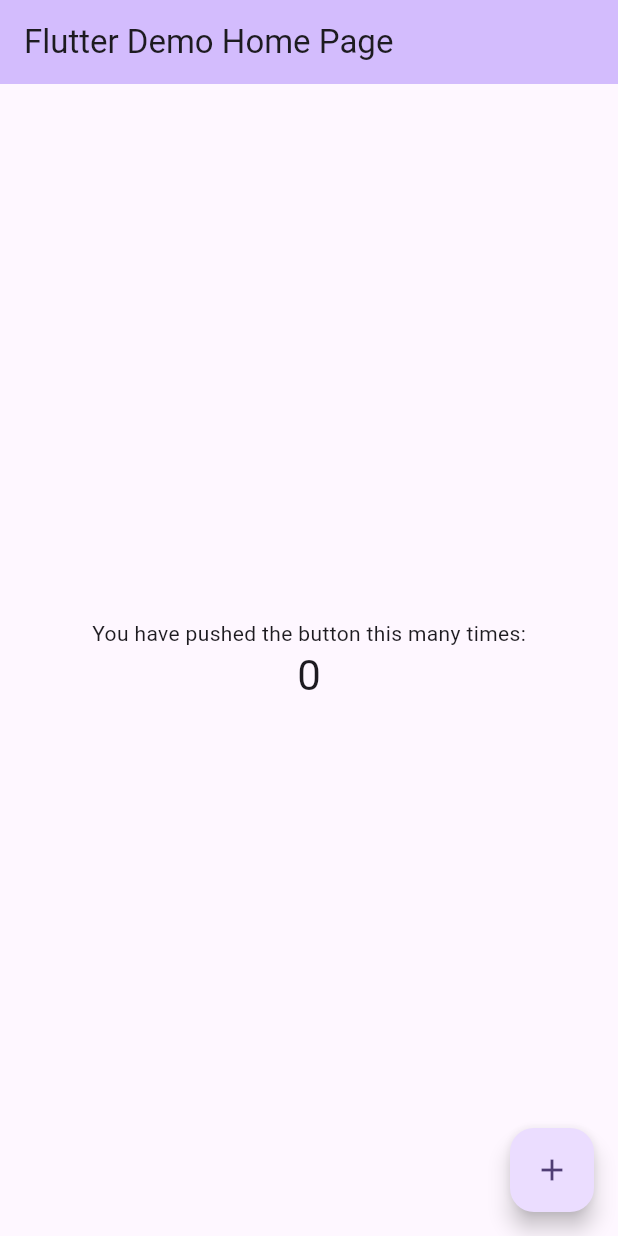
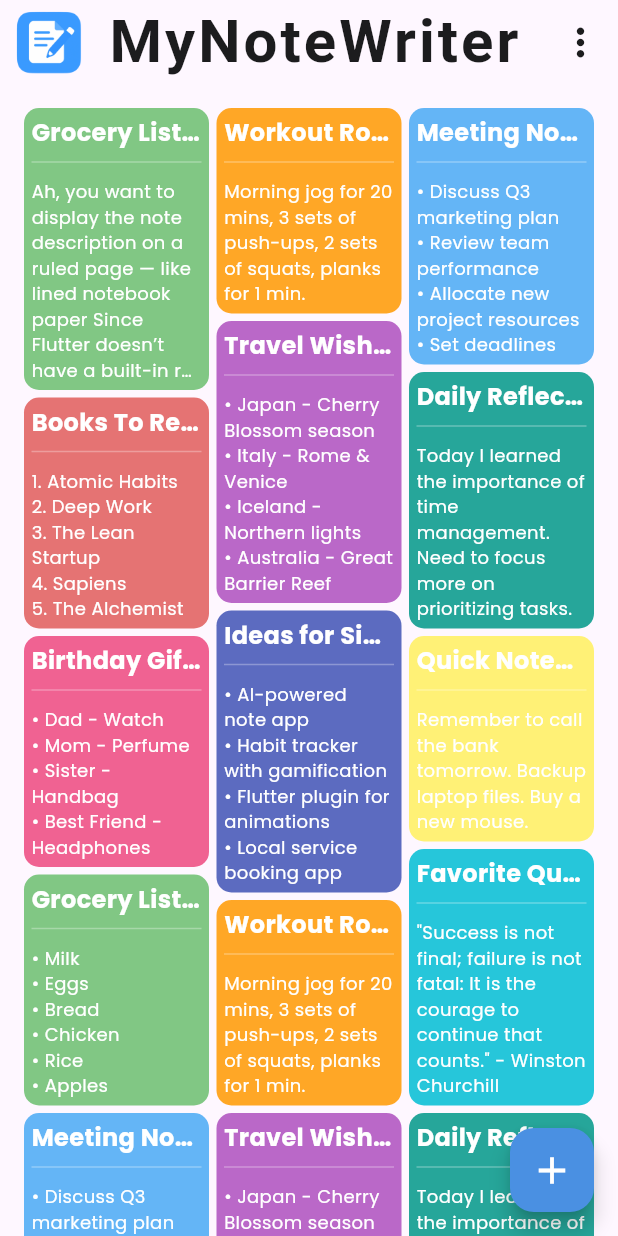
Before and after one commit to PathumDilhara/My-Note-Writer, a Flutter app: the screen it shows after launch, on a phone screen of 412 x 824 dp. Run offline on Flutter 3.47's test engine with Material 3 defaults, Android fonts, the phone set to English and light mode, and no system bars; our stand-ins replace go_router, google_fonts; Roboto replaces fonts that are missing (Birthstone).

Commit message:
Go Router, Home page, Note view page implementing

```diff
--- /dev/null
+++ b/devtools_options.yaml
@@ -0,0 +1,3 @@
+description: This file stores settings for Dart & Flutter DevTools.
+documentation: https://docs.flutter.dev/tools/devtools/extensions#configure-extension-enablement-states
+extensions:
--- a/lib/main.dart
+++ b/lib/main.dart
@@ -1,122 +1,25 @@
 import 'package:flutter/material.dart';
+import 'package:mynotewriter/utils/router.dart';
+
+import 'utils/custom_theme.dart';
 
 void main() {
-  runApp(const MyApp());
+  runApp(MyApp());
 }
 
 class MyApp extends StatelessWidget {
   const MyApp({super.key});
 
-  // This widget is the root of your application.
   @override
   Widget build(BuildContext context) {
-    return MaterialApp(
-      title: 'Flutter Demo',
-      theme: ThemeData(
-        // This is the theme of your application.
-        //
-        // TRY THIS: Try running your application with "flutter run". You'll see
-        // the application has a purple toolbar. Then, without quitting the app,
-        // try changing the seedColor in the colorScheme below to Colors.green
-        // and then invoke "hot reload" (save your changes or press the "hot
-        // reload" button in a Flutter-supported IDE, or press "r" if you used
-        // the command line to start the app).
-        //
-        // Notice that the counter didn't reset back to zero; the application
-        // state is not lost during the reload. To reset the state, use hot
-        // restart instead.
-        //
-        // This works for code too, not just values: Most code changes can be
-        // tested with just a hot reload.
-        colorScheme: ColorScheme.fromSeed(seedColor: Colors.deepPurple),
-      ),
-      home: const MyHomePage(title: 'Flutter Demo Home Page'),
+    return MaterialApp.router(
+      title: "MyNoteWriter",
+      theme: AppTheme.lightTheme,
+      darkTheme: AppTheme.darkTheme,
+      themeMode: ThemeMode.system,
+      debugShowCheckedModeBanner: false,
+      routerConfig: GoRouterClass.router,
+      // home: HomePage(),
     );
   }
 }
-
-class MyHomePage extends StatefulWidget {
-  const MyHomePage({super.key, required this.title});
-
-  // This widget is the home page of your application. It is stateful, meaning
-  // that it has a State object (defined below) that contains fields that affect
-  // how it looks.
-
-  // This class is the configuration for the state. It holds the values (in this
-  // case the title) provided by the parent (in this case the App widget) and
-  // used by the build method of the State. Fields in a Widget subclass are
-  // always marked "final".
-
-  final String title;
-
-  @override
-  State<MyHomePage> createState() => _MyHomePageState();
-}
-
-class _MyHomePageState extends State<MyHomePage> {
-  int _counter = 0;
-
-  void _incrementCounter() {
-    setState(() {
-      // This call to setState tells the Flutter framework that something has
-      // changed in this State, which causes it to rerun the build method below
-      // so that the display can reflect the updated values. If we changed
-      // _counter without calling setState(), then the build method would not be
-      // called again, and so nothing would appear to happen.
-      _counter++;
-    });
-  }
-
-  @override
-  Widget build(BuildContext context) {
-    // This method is rerun every time setState is called, for instance as done
-    // by the _incrementCounter method above.
-    //
-    // The Flutter framework has been optimized to make rerunning build methods
-    // fast, so that you can just rebuild anything that needs updating rather
-    // than having to individually change instances of widgets.
-    return Scaffold(
-      appBar: AppBar(
-        // TRY THIS: Try changing the color here to a specific color (to
-        // Colors.amber, perhaps?) and trigger a hot reload to see the AppBar
-        // change color while the other colors stay the same.
-        backgroundColor: Theme.of(context).colorScheme.inversePrimary,
-        // Here we take the value from the MyHomePage object that was created by
-        // the App.build method, and use it to set our appbar title.
-        title: Text(widget.title),
-      ),
-      body: Center(
-        // Center is a layout widget. It takes a single child and positions it
-        // in the middle of the parent.
-        child: Column(
-          // Column is also a layout widget. It takes a list of children and
-          // arranges them vertically. By default, it sizes itself to fit its
-          // children horizontally, and tries to be as tall as its parent.
-          //
-          // Column has various properties to control how it sizes itself and
-          // how it positions its children. Here we use mainAxisAlignment to
-          // center the children vertically; the main axis here is the vertical
-          // axis because Columns are vertical (the cross axis would be
-          // horizontal).
-          //
-          // TRY THIS: Invoke "debug painting" (choose the "Toggle Debug Paint"
-          // action in the IDE, or press "p" in the console), to see the
-          // wireframe for each widget.
-          mainAxisAlignment: MainAxisAlignment.center,
-          children: <Widget>[
-            const Text('You have pushed the button this many times:'),
-            Text(
-              '$_counter',
-              style: Theme.of(context).textTheme.headlineMedium,
-            ),
-          ],
-        ),
-      ),
-      floatingActionButton: FloatingActionButton(
-        onPressed: _incrementCounter,
-        tooltip: 'Increment',
-        child: const Icon(Icons.add),
-      ), // This trailing comma makes auto-formatting nicer for build methods.
-    );
-  }
-}
--- /dev/null
+++ b/lib/models/note_model.dart
@@ -0,0 +1,13 @@
+import 'dart:ui';
+
+class NoteModel {
+  final String title;
+  final String description;
+  final Color cardBgColor;
+
+  NoteModel({
+    required this.title,
+    required this.description,
+    required this.cardBgColor,
+  });
+}
--- /dev/null
+++ b/lib/screens/contact_us_screen.dart
@@ -0,0 +1,10 @@
+import 'package:flutter/material.dart';
+
+class ContactUsScreen extends StatelessWidget {
+  const ContactUsScreen({super.key});
+
+  @override
+  Widget build(BuildContext context) {
+    return const Placeholder();
+  }
+}
--- /dev/null
+++ b/lib/screens/help_screen.dart
@@ -0,0 +1,10 @@
+import 'package:flutter/material.dart';
+
+class HelpScreen extends StatelessWidget {
+  const HelpScreen({super.key});
+
+  @override
+  Widget build(BuildContext context) {
+    return const Placeholder();
+  }
+}
--- /dev/null
+++ b/lib/screens/home_screen.dart
@@ -0,0 +1,134 @@
+import 'package:flutter/material.dart';
+import 'package:flutter_staggered_grid_view/flutter_staggered_grid_view.dart';
+import 'package:go_router/go_router.dart';
+
+import '../models/note_model.dart';
+import '../test_data.dart';
+import '../utils/app_router_paths.dart';
+import '../utils/colors.dart';
+import '../widgets/note_card_widget.dart';
+
+class HomeScreen extends StatefulWidget {
+  const HomeScreen({super.key});
+
+  @override
+  State<HomeScreen> createState() => _HomeScreenState();
+}
+
+class _HomeScreenState extends State<HomeScreen> {
+  final List<NoteModel> notes = testNotes;
+  @override
+  Widget build(BuildContext context) {
+    return Scaffold(
+      appBar: AppBar(
+        leading: Padding(
+          padding: const EdgeInsets.only(left: 10.0),
+          child: Image.asset("assets/logo.png"),
+        ),
+        actions: [
+          Padding(
+            padding: const EdgeInsets.only(right: 10.0),
+            child: PopupMenuButton(
+              color: AppColors.primWhiteColor,
+              menuPadding: EdgeInsets.zero,
+              popUpAnimationStyle: AnimationStyle(
+                curve: Curves.decelerate,
+                reverseDuration: Duration(milliseconds: 200),
+              ),
+              shape: RoundedRectangleBorder(
+                borderRadius: BorderRadius.circular(10),
+              ),
+              itemBuilder: (context) {
+                return [
+                  PopupMenuItem(
+                    value: "Help",
+                    child: Row(
+                      mainAxisSize: MainAxisSize.min,
+                      children: [
+                        Icon(Icons.help),
+                        SizedBox(width: 10),
+                        Text("Help"),
+                      ],
+                    ),
+                  ),
+
+                  PopupMenuItem(
+                    value: "Settings",
+                    child: Row(
+                      mainAxisSize: MainAxisSize.min,
+                      children: [
+                        Icon(Icons.settings),
+                        SizedBox(width: 10),
+                        Text("Settings"),
+                      ],
+                    ),
+                  ),
+
+                  PopupMenuItem(
+                    value: "Contact_Us",
+                    child: Row(
+                      mainAxisSize: MainAxisSize.min,
+                      children: [
+                        Icon(Icons.contacts),
+                        SizedBox(width: 10),
+                        Text("Contact Us"),
+                      ],
+                    ),
+                  ),
+                ];
+              },
+              padding: EdgeInsets.only(right: 50),
+              onSelected: (value) {
+                if (value == "Settings") {
+                  GoRouter.of(context).push("/${AppRouterPaths.settingsScreen}");
+                } else if (value == "Help") {
+                  GoRouter.of(context).push("/${AppRouterPaths.helpScreen}");
+                } else if (value == "Contact_Us") {
+                  GoRouter.of(context).push("/${AppRouterPaths.contactUsScreen}");
+                }
+
+              },
+              child: Icon(Icons.more_vert, size: 30),
+            ),
+          ),
+        ],
+        title: Text("MyNoteWriter"),
+      ),
+      floatingActionButton: FloatingActionButton(
+        onPressed: () {},
+        backgroundColor: AppColors.primButtonBGColor,
+        child: Icon(Icons.add, size: 30, color: AppColors.primWhiteColor),
+      ),
+      body: Column(
+        children: [
+          Expanded(
+            child: SingleChildScrollView(
+              child: Padding(
+                padding: const EdgeInsets.all(16.0),
+                child: StaggeredGrid.count(
+                  crossAxisCount: 3,
+                  crossAxisSpacing: 5,
+                  mainAxisSpacing: 5,
+                  children:
+                      notes
+                          .map(
+                            (elt) => InkWell(
+                              onTap: () {
+                                GoRouter.of(context).push(
+                                  "/${AppRouterPaths.noteViewScreen}",
+                                  extra: elt,
+                                );
+                              },
+                              child: NoteCardWidget(noteModel: elt),
+                            ),
+                          )
+                          .toList(),
+                ),
+              ),
+            ),
+          ),
+        ],
+      ),
+    );
+  }
+}
--- /dev/null
+++ b/lib/screens/note_viewer_screen.dart
@@ -0,0 +1,79 @@
+import 'package:flutter/material.dart';
+import 'package:google_fonts/google_fonts.dart';
+
+import '../models/note_model.dart';
+
+class NoteViewerScreen extends StatelessWidget {
+  final NoteModel noteModel;
+  const NoteViewerScreen({super.key, required this.noteModel});
+
+  @override
+  Widget build(BuildContext context) {
+    return Scaffold(
+      appBar: AppBar(
+        title: Text(
+          noteModel.title,
+          style: TextStyle(
+            fontSize: 20,
+            fontFamily: GoogleFonts.poppins().fontFamily,
+          ),
+        ),
+        actions: [IconButton(onPressed: () {}, icon: Icon(Icons.edit_rounded))],
+        backgroundColor: noteModel.cardBgColor,
+      ),
+      body: Padding(
+        padding: const EdgeInsets.symmetric(horizontal: 16.0,vertical: 32),
+        child: Form(
+          child: Stack(
+            children: [
+              Positioned.fill(
+                child: CustomPaint(
+                  painter: RuledPaperPainter(lineColor: Colors.grey.shade300),
+                ),
+              ),
+
+              // Note Text
+              Padding(
+                padding: const EdgeInsets.symmetric(horizontal: 10.0),
+                child: SingleChildScrollView(
+                  child: Text(
+                    noteModel.description,
+                    style: TextStyle(
+                      fontSize: 16,
+                      height: 2.0, // line height, adjust as you like
+                      fontFamily: GoogleFonts.poppins().fontFamily,
+                    ),
+                  ),
+                ),
+              ),
+            ],
+          ),
+        ),
+      ),
+    );
+  }
+}
+
+class RuledPaperPainter extends CustomPainter {
+  final Color lineColor;
+  final double lineHeight;
+
+  RuledPaperPainter({required this.lineColor, this.lineHeight = 32});
+
+  @override
+  void paint(Canvas canvas, Size size) {
+    final paint =
+        Paint()
+          ..color = lineColor
+          ..strokeWidth = 1;
+
+    double y = 0;
+    while (y <= size.height) {
+      canvas.drawLine(Offset(0, y), Offset(size.width, y), paint);
+      y += lineHeight;
+    }
+  }
+
+  @override
+  bool shouldRepaint(covariant CustomPainter oldDelegate) => false;
+}
--- /dev/null
+++ b/lib/screens/settings_screen.dart
@@ -0,0 +1,10 @@
+import 'package:flutter/material.dart';
+
+class SettingsScreen extends StatelessWidget {
+  const SettingsScreen({super.key});
+
+  @override
+  Widget build(BuildContext context) {
+    return const Placeholder();
+  }
+}
--- /dev/null
+++ b/lib/test_data.dart
@@ -0,0 +1,143 @@
+import 'package:flutter/material.dart';
+
+import 'models/note_model.dart';
+
+final testNotes = [
+  NoteModel(
+    title: "Grocery List 🛒",
+    cardBgColor: Colors.green.shade300,
+    description: "Ah, you want to display the note description on a ruled page — like lined notebook paper Since Flutter doesn’t have a built-in ruled-paper widget, the common trick is to draw horizontal lines in the background and place your text on top.Ah, you want to display the note description on a ruled page — like lined notebook paper Since Flutter doesn’t have a built-in ruled-paper widget, the common trick is to draw horizontal lines in the background and place your text on top.",
+  ),
+
+  NoteModel(
+    title: "Workout Routine 💪",
+    cardBgColor: Colors.orange.shade400,
+    description:
+        "Morning jog for 20 mins, 3 sets of push-ups, 2 sets of squats, planks for 1 min.",
+  ),
+
+  NoteModel(
+    title: "Meeting Notes 📝",
+    cardBgColor: Colors.blue.shade300,
+    description:
+        "• Discuss Q3 marketing plan\n• Review team performance\n• Allocate new project resources\n• Set deadlines",
+  ),
+
+  NoteModel(
+    title: "Travel Wishlist ✈️",
+    cardBgColor: Colors.purple.shade300,
+    description:
+        "• Japan - Cherry Blossom season\n• Italy - Rome & Venice\n• Iceland - Northern lights\n• Australia - Great Barrier Reef",
+  ),
+
+  NoteModel(
+    title: "Daily Reflections 📖",
+    cardBgColor: Colors.teal.shade400,
+    description:
+        "Today I learned the importance of time management. Need to focus more on prioritizing tasks.",
+  ),
+
+  NoteModel(
+    title: "Books To Read 📚",
+    cardBgColor: Colors.red.shade300,
+    description:
+        "1. Atomic Habits\n2. Deep Work\n3. The Lean Startup\n4. Sapiens\n5. The Alchemist",
+  ),
+
+  NoteModel(
+    title: "Ideas for Side Project 🚀",
+    cardBgColor: Colors.indigo.shade400,
+    description:
+        "• AI-powered note app\n• Habit tracker with gamification\n• Flutter plugin for animations\n• Local service booking app",
+  ),
+
+  NoteModel(
+    title: "Birthday Gift List 🎁",
+    cardBgColor: Colors.pink.shade300,
+    description:
+        "• Dad - Watch\n• Mom - Perfume\n• Sister - Handbag\n• Best Friend - Headphones",
+  ),
+
+  NoteModel(
+    title: "Quick Notes 🗒️",
+    cardBgColor: Colors.yellow.shade300,
+    description:
+        "Remember to call the bank tomorrow. Backup laptop files. Buy a new mouse.",
+  ),
+
+  NoteModel(
+    title: "Favorite Quotes 💬",
+    cardBgColor: Colors.cyan.shade400,
+    description:
+        "\"Success is not final; failure is not fatal: It is the courage to continue that counts.\" - Winston Churchill",
+  ),
+
+  NoteModel(
+    title: "Grocery List 🛒",
+    cardBgColor: Colors.green.shade300,
+    description: "• Milk\n• Eggs\n• Bread\n• Chicken\n• Rice\n• Apples",
+  ),
+
+  NoteModel(
+    title: "Workout Routine 💪",
+    cardBgColor: Colors.orange.shade400,
+    description:
+        "Morning jog for 20 mins, 3 sets of push-ups, 2 sets of squats, planks for 1 min.",
+  ),
+
+  NoteModel(
+    title: "Meeting Notes 📝",
+    cardBgColor: Colors.blue.shade300,
+    description:
+        "• Discuss Q3 marketing plan\n• Review team performance\n• Allocate new project resources\n• Set deadlines",
+  ),
+
+  NoteModel(
+    title: "Travel Wishlist ✈️",
+    cardBgColor: Colors.purple.shade300,
+    description:
+        "• Japan - Cherry Blossom season\n• Italy - Rome & Venice\n• Iceland - Northern lights\n• Australia - Great Barrier Reef",
+  ),
+
+  NoteModel(
+    title: "Daily Reflections 📖",
+    cardBgColor: Colors.teal.shade400,
+    description:
+        "Today I learned the importance of time management. Need to focus more on prioritizing tasks.",
+  ),
+
+  NoteModel(
+    title: "Books To Read 📚",
+    cardBgColor: Colors.red.shade300,
+    description:
+        "1. Atomic Habits\n2. Deep Work\n3. The Lean Startup\n4. Sapiens\n5. The Alchemist",
+  ),
+
+  NoteModel(
+    title: "Ideas for Side Project 🚀",
+    cardBgColor: Colors.indigo.shade400,
+    description:
+        "• AI-powered note app\n• Habit tracker with gamification\n• Flutter plugin for animations\n• Local service booking app",
+  ),
+
+  NoteModel(
+    title: "Birthday Gift List 🎁",
+    cardBgColor: Colors.pink.shade300,
+    description:
+        "• Dad - Watch\n• Mom - Perfume\n• Sister - Handbag\n• Best Friend - Headphones",
+  ),
+
+  NoteModel(
+    title: "Quick Notes 🗒️",
+    cardBgColor: Colors.yellow.shade300,
+    description:
+        "Ah, you want to display the note description on a ruled page — like lined notebook paper Since Flutter doesn’t have a built-in ruled-paper widget, the common trick is to draw horizontal lines in the background and place your text on top.",
+  ),
+
+  NoteModel(
+    title: "Favorite Quotes 💬",
+    cardBgColor: Colors.cyan.shade400,
+    description:
+        "\"Success is not final; failure is not fatal: It is the courage to continue that counts.\" - Winston Churchill",
+  ),
+];
--- /dev/null
+++ b/lib/utils/app_router_paths.dart
@@ -0,0 +1,7 @@
+class AppRouterPaths{
+  static final homeScreen = "homeScreen";
+  static final noteViewScreen = "noteViewScreen";
+  static final settingsScreen = "settingsScreen";
+  static final helpScreen = "helpScreen";
+  static final contactUsScreen = "contactUsScreen";
+}
--- a/lib/utils/colors.dart
+++ b/lib/utils/colors.dart
@@ -0,0 +1,19 @@
+import 'package:flutter/material.dart';
+
+class AppColors{
+  // Light mode
+  static const Color primLightScaffoldBgColor = Color(0xFFFAFAFA);
+  static const Color primLightMainTextColor = Color(0xFF1C1C1E);
+  static const Color primLightSecondaryTextColor = Color(0xFF6E6E73);
+  static const Color primLightDividerColor = Color(0xFFE5E5EA);
+
+  // Dark mode
+  static const Color primDarkScaffoldBgColor = Color(0xFF121212);
+  static const Color primDarkMainTextColor = Color(0xFFE5E5E5);
+  static const Color primDarkSecondaryColor = Color(0xFF9E9E9E);
+  static const Color primDarkDividerColor = Color(0xFF1F1F1F);
+
+  static const Color primButtonBGColor = Color(0xFF4A90E2);
+  static const Color primWhiteColor = Color(0xFFFFFFFF);
+
+}
--- a/lib/utils/custom_theme.dart
+++ b/lib/utils/custom_theme.dart
@@ -0,0 +1,36 @@
+import 'package:flutter/material.dart';
+import 'package:google_fonts/google_fonts.dart';
+
+import 'colors.dart';
+
+class AppTheme {
+  // Light mode
+  static ThemeData lightTheme = ThemeData(
+    appBarTheme: AppBarTheme(
+      // backgroundColor: AppColors.primButtonBGColor,
+      foregroundColor: AppColors.primLightMainTextColor,
+      titleTextStyle: TextStyle(
+        fontSize: 40,
+        fontWeight: FontWeight.bold,
+        letterSpacing: 2,
+        color: AppColors.primLightMainTextColor,
+        fontFamily: GoogleFonts.birthstone().fontFamily,
+      ),
+      elevation: 0,
+      scrolledUnderElevation: 0,
+    ),
+    brightness: Brightness.light,
+    fontFamily: GoogleFonts.poppins().fontFamily,
+  );
+
+  // Dark mode
+  static ThemeData darkTheme = ThemeData(
+    appBarTheme: AppBarTheme(
+      backgroundColor: AppColors.primButtonBGColor,
+      foregroundColor: AppColors.primDarkMainTextColor,
+      elevation: 0,
+      scrolledUnderElevation: 0,
+    ),
+    brightness: Brightness.dark,
+  );
+}
--- /dev/null
+++ b/lib/utils/router.dart
@@ -0,0 +1,54 @@
+import 'package:go_router/go_router.dart';
+import 'package:mynotewriter/models/note_model.dart';
+import 'package:mynotewriter/screens/contact_us_screen.dart';
+import 'package:mynotewriter/screens/help_screen.dart';
+import 'package:mynotewriter/screens/settings_screen.dart';
+
+import '../screens/note_viewer_screen.dart';
+import '../screens/home_screen.dart';
+import 'app_router_paths.dart';
+
+class GoRouterClass {
+  static final router = GoRouter(
+    initialLocation: "/${AppRouterPaths.homeScreen}",
+    routes: [
+      // Home Screen
+      GoRoute(
+        name: AppRouterPaths.homeScreen,
+        path: "/${AppRouterPaths.homeScreen}",
+        builder: (context, state) => HomeScreen(),
+      ),
+
+      // Single note viewing screen
+      GoRoute(
+        name: "/${AppRouterPaths.noteViewScreen}",
+        path: "/${AppRouterPaths.noteViewScreen}",
+        builder: (context, state) {
+          final note = state.extra as NoteModel;
+          return NoteViewerScreen(noteModel: note);
+        },
+      ),
+
+      // Settings Screen
+      GoRoute(
+        name: AppRouterPaths.settingsScreen,
+        path: "/${AppRouterPaths.settingsScreen}",
+        builder: (context, state) => SettingsScreen(),
+      ),
+
+      // Contact Us Screen
+      GoRoute(
+        name: AppRouterPaths.contactUsScreen,
+        path: "/${AppRouterPaths.contactUsScreen}",
+        builder: (context, state) => ContactUsScreen(),
+      ),
+
+      // Help Screen
+      GoRoute(
+        name: AppRouterPaths.helpScreen,
+        path: "/${AppRouterPaths.helpScreen}",
+        builder: (context, state) => HelpScreen(),
+      ),
+    ],
+  );
+}
--- /dev/null
+++ b/lib/widgets/note_card_widget.dart
@@ -0,0 +1,54 @@
+import 'package:flutter/material.dart';
+
+import '../models/note_model.dart';
+import '../utils/colors.dart';
+
+class NoteCardWidget extends StatelessWidget {
+  final NoteModel noteModel;
+  const NoteCardWidget({
+    super.key,
+    required this.noteModel,
+  });
+
+  @override
+  Widget build(BuildContext context) {
+    final screenWidth = MediaQuery.of(context).size.width;
+    // final screenHeight = MediaQuery.of(context).size.height;
+    return Container(
+      padding: EdgeInsets.all(5),
+      width: screenWidth * 0.25,
+      decoration: BoxDecoration(
+        borderRadius: BorderRadius.circular(10),
+        color: noteModel.cardBgColor,
+      ),
+      child: Column(
+        mainAxisSize: MainAxisSize.min,
+        crossAxisAlignment: CrossAxisAlignment.start,
+        children: [
+          Text(
+            noteModel.title,
+            style: TextStyle(
+              fontSize: 16,
+              fontWeight: FontWeight.bold,
+              color: AppColors.primWhiteColor,
+              overflow: TextOverflow.ellipsis
+            ),
+            maxLines: 1,
+          ),
+          Divider(color: AppColors.primWhiteColor.withValues(alpha: 0.3),),
+          SizedBox(height: 3),
+          Text(
+            noteModel.description,
+            style: TextStyle(
+              fontSize: 12,
+              fontWeight: FontWeight.w400,
+              color: AppColors.primWhiteColor,
+            ),
+            maxLines: 8,
+            overflow: TextOverflow.ellipsis,
+          ),
+        ],
+      ),
+    );
+  }
+}
```
Also changed, not shown: pubspec.yaml (+7 -3 lines), assets/icon.png (added), assets/logo.png (added), lib/screens/home_page.dart (deleted), pubspec.lock, 1 other file.
